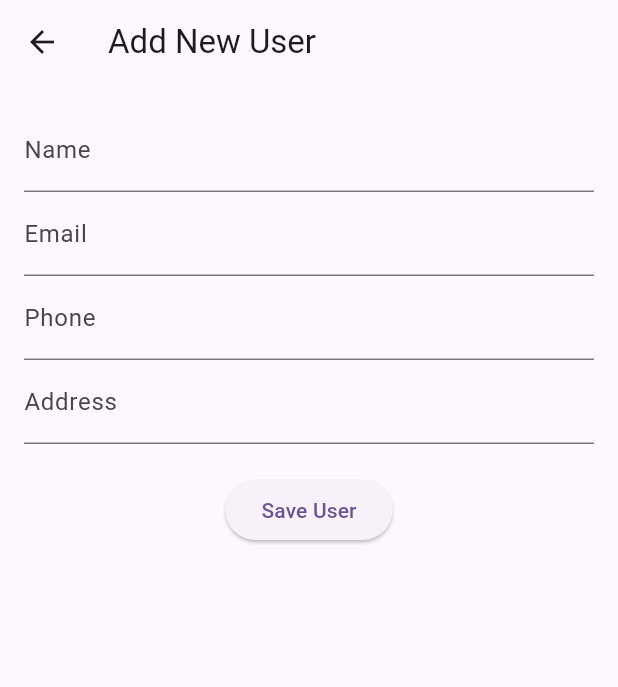
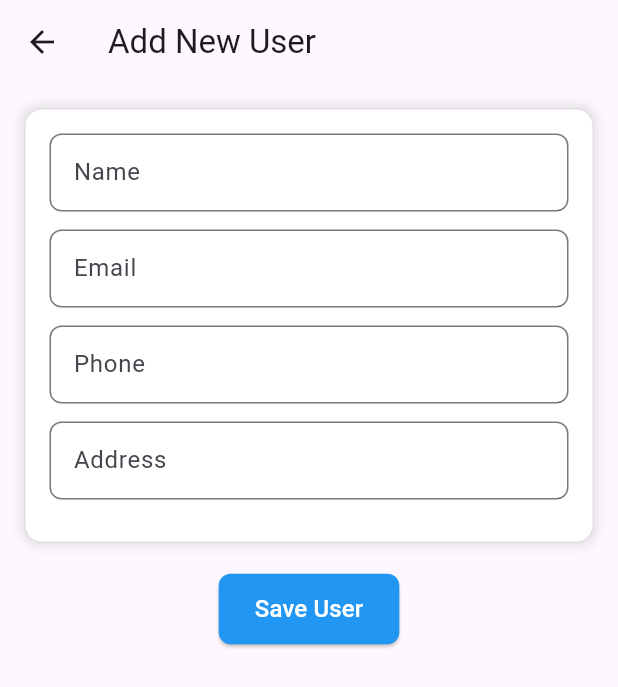
Before and after one commit to Aadityarawat/Unj-Assignment, a Flutter app: the screen it shows after launch, after a tap on the "add" icon, on a phone screen of 412 x 824 dp. Shown: the top 687 px of the screen. Run offline on Flutter 3.47's test engine with Material 3 defaults, Android fonts, the phone set to English and light mode, and no system bars; our stand-ins replace dio, flutter_riverpod, get_it, shared_preferences; network calls fail.

Commit message:
UI updates

```diff
--- a/lib/screen/add_user_screen.dart
+++ b/lib/screen/add_user_screen.dart
@@ -3,59 +3,128 @@ import 'package:flutter_riverpod/flutter_riverpod.dart';
 import 'package:unj_digital_assignment/models/userDataList.dart';
 import 'home_screen.dart';
 
-class AddUserScreen extends ConsumerWidget {
+class AddUserScreen extends ConsumerStatefulWidget {
+  const AddUserScreen({super.key});
+
+  @override
+  ConsumerState<AddUserScreen> createState() => _AddUserScreenState();
+}
+
+class _AddUserScreenState extends ConsumerState<AddUserScreen> {
+  final _formKey = GlobalKey<FormState>();
+
   final TextEditingController nameController = TextEditingController();
   final TextEditingController emailController = TextEditingController();
   final TextEditingController phoneController = TextEditingController();
   final TextEditingController addressController = TextEditingController();
 
-  AddUserScreen({super.key});
+  void _saveUser() {
+    if (_formKey.currentState!.validate()) {
+      final newUser = UserDataList(
+        id: DateTime.now().millisecondsSinceEpoch,
+        name: nameController.text.trim(),
+        email: emailController.text.trim(),
+        phone: phoneController.text.trim(),
+        address: addressController.text.trim(),
+      );
+
+      ref.read(homePageControllerProvider.notifier).addUser(newUser);
+      Navigator.pop(context);
+    }
+  }
 
   @override
-  Widget build(BuildContext context, WidgetRef ref) {
+  Widget build(BuildContext context) {
     return Scaffold(
-      appBar: AppBar(title: Text("Add New User")),
-      body: Padding(
+      appBar: AppBar(title: const Text("Add New User")),
+      body: SingleChildScrollView(
         padding: const EdgeInsets.all(16.0),
-        child: Column(
-          children: [
-            TextField(
-              controller: nameController,
-              decoration: InputDecoration(labelText: "Name"),
-            ),
-            TextField(
-              controller: emailController,
-              decoration: InputDecoration(labelText: "Email"),
-            ),
-            TextField(
-              controller: phoneController,
-              keyboardType: TextInputType.number,
-              decoration: InputDecoration(labelText: "Phone"),
-            ),
-            TextField(
-              controller: addressController,
-              decoration: InputDecoration(labelText: "Address"),
-            ),
-            SizedBox(height: 20),
-            ElevatedButton(
-              onPressed: () {
-                final newUser = UserDataList(
-                  id: DateTime.now().millisecondsSinceEpoch,
-                  name: nameController.text,
-                  email: emailController.text,
-                  phone: phoneController.text,
-                  address: addressController.text,
-                );
-
-                ref.read(homePageControllerProvider.notifier).addUser(newUser);
-
-                Navigator.pop(context);
-              },
-              child: Text("Save User"),
-            ),
-          ],
+        child: Form(
+          key: _formKey,
+          child: Column(
+            children: [
+              Container(
+                padding: const EdgeInsets.all(16.0),
+                decoration: BoxDecoration(
+                  color: Colors.white,
+                  borderRadius: BorderRadius.circular(12),
+                  border: Border.all(color: Colors.grey.shade300),
+                  boxShadow: [
+                    BoxShadow(
+                      color: Colors.black.withOpacity(0.1),
+                      blurRadius: 5,
+                      spreadRadius: 2,
+                    ),
+                  ],
+                ),
+                child: Column(
+                  children: [
+                    _buildTextField(nameController, "Name", "Please enter a valid name"),
+                    _buildTextField(emailController, "Email", "Enter a valid email", isEmail: true),
+                    _buildTextField(phoneController, "Phone", "Enter a valid phone number (10 digits)", isNumber: true),
+                    _buildTextField(addressController, "Address", "Address cannot be empty"),
+                  ],
+                ),
+              ),
+              const SizedBox(height: 20),
+              ElevatedButton(
+                onPressed: _saveUser,
+                style: ElevatedButton.styleFrom(
+                  backgroundColor: Colors.blue,
+                  padding: const EdgeInsets.symmetric(horizontal: 24, vertical: 12),
+                  shape: RoundedRectangleBorder(
+                    borderRadius: BorderRadius.circular(8),
+                  ),
+                ),
+                child: const Text("Save User", style: TextStyle(fontSize: 16, color: Colors.white)),
+              ),
+            ],
+          ),
         ),
       ),
     );
   }
+
+  Widget _buildTextField(
+      TextEditingController controller,
+      String label,
+      String validationMessage, {
+        bool isNumber = false,
+        bool isEmail = false,
+      }) {
+    return Padding(
+      padding: const EdgeInsets.only(bottom: 12.0),
+      child: TextFormField(
+        controller: controller,
+        keyboardType: isNumber ? TextInputType.number : TextInputType.text,
+        decoration: InputDecoration(
+          labelText: label,
+          border: OutlineInputBorder(
+            borderRadius: BorderRadius.circular(8),
+          ),
+          contentPadding: const EdgeInsets.symmetric(horizontal: 12, vertical: 14),
+        ),
+        validator: (value) {
+          if (value == null || value.trim().isEmpty) {
+            return validationMessage;
+          }
+          if (isEmail && !_isValidEmail(value)) {
+            return "Enter a valid email";
+          }
+          if (isNumber && !_isValidPhone(value)) {
+            return "Phone must be 10 digits";
+          }
+          return null;
+        },
+      ),
+    );
+  }
+
+  bool _isValidEmail(String email) {
+    return email.contains("@gmail.com");
+  }
+
+  bool _isValidPhone(String phone) {
+    return phone.length == 10 && int.tryParse(phone) != null;
+  }
 }
--- a/lib/screen/home_screen.dart
+++ b/lib/screen/home_screen.dart
@@ -66,7 +66,9 @@ class HomeScreenState extends ConsumerState<HomeScreen> {
 
     return Scaffold(
       appBar: AppBar(title: const Text("Users")),
-      body: Column(
+      body: SizedBox(
+        width: MediaQuery.sizeOf(context).width,
+        child: Column(
           children: [
             Padding(
               padding: const EdgeInsets.all(8.0),
@@ -111,6 +113,7 @@ class HomeScreenState extends ConsumerState<HomeScreen> {
               ),*/
           ],
         ),
+      ),
       floatingActionButton: FloatingActionButton(
         onPressed: () {
           Navigator.push(
```
Also changed, not shown: lib/screen/edit_user_screen.dart (+118 -38 lines). Lines whose indentation alone changed are shown as unchanged.
